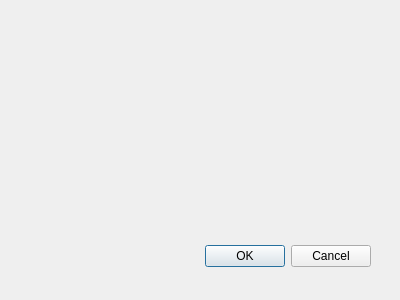
The window that src/aboutwindow.ui (Rafostar/castnow-gui) describes before a commit, drawn with Qt 5.
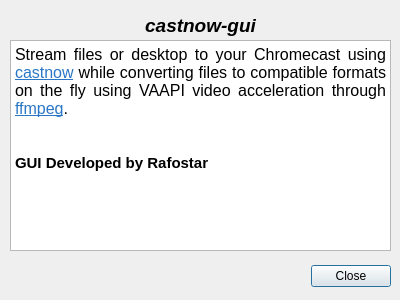
The same window after the commit.

Commit message: Implemented about window

```diff
--- a/src/aboutwindow.ui
+++ b/src/aboutwindow.ui
@@ -15,12 +15,12 @@
   <property name="windowTitle">
    <string>Dialog</string>
   </property>
-  <widget name="buttonBox" class="QDialogButtonBox">
+  <widget class="QDialogButtonBox" name="aboutButtonBox">
    <property name="geometry">
     <rect>
-     <x>30</x>
-     <y>240</y>
-     <width>341</width>
+     <x>10</x>
+     <y>260</y>
+     <width>381</width>
      <height>32</height>
     </rect>
    </property>
@@ -28,7 +28,57 @@
     <enum>Qt::Horizontal</enum>
    </property>
    <property name="standardButtons">
-    <set>QDialogButtonBox::Cancel|QDialogButtonBox::Ok</set>
+    <set>QDialogButtonBox::Close</set>
+   </property>
+  </widget>
+  <widget class="QLabel" name="aboutLabel">
+   <property name="geometry">
+    <rect>
+     <x>10</x>
+     <y>10</y>
+     <width>381</width>
+     <height>31</height>
+    </rect>
+   </property>
+   <property name="font">
+    <font>
+     <pointsize>14</pointsize>
+     <weight>75</weight>
+     <italic>true</italic>
+     <bold>true</bold>
+    </font>
+   </property>
+   <property name="text">
+    <string>castnow-gui</string>
+   </property>
+   <property name="alignment">
+    <set>Qt::AlignCenter</set>
+   </property>
+  </widget>
+  <widget class="QTextEdit" name="aboutText">
+   <property name="geometry">
+    <rect>
+     <x>10</x>
+     <y>40</y>
+     <width>381</width>
+     <height>211</height>
+    </rect>
+   </property>
+   <property name="autoFillBackground">
+    <bool>true</bool>
+   </property>
+   <property name="readOnly">
+    <bool>true</bool>
+   </property>
+   <property name="html">
+    <string>&lt;!DOCTYPE HTML PUBLIC &quot;-//W3C//DTD HTML 4.0//EN&quot; &quot;http://www.w3.org/TR/REC-html40/strict.dtd&quot;&gt;
+&lt;html&gt;&lt;head&gt;&lt;meta name=&quot;qrichtext&quot; content=&quot;1&quot; /&gt;&lt;style type=&quot;text/css&quot;&gt;
+p, li { white-space: pre-wrap; }
+&lt;/style&gt;&lt;/head&gt;&lt;body style=&quot; font-family:'Cantarell'; font-size:11pt; font-weight:400; font-style:normal;&quot;&gt;
+&lt;p align=&quot;justify&quot; style=&quot; margin-top:0px; margin-bottom:0px; margin-left:0px; margin-right:0px; -qt-block-indent:0; text-indent:0px;&quot;&gt;&lt;span style=&quot; font-size:12pt;&quot;&gt;Stream files or desktop to your Chromecast using &lt;/span&gt;&lt;a href=&quot;https://github.com/xat/castnow&quot;&gt;&lt;span style=&quot; font-size:12pt; text-decoration: underline; color:#2a76c6;&quot;&gt;castnow&lt;/span&gt;&lt;/a&gt;&lt;span style=&quot; font-size:12pt;&quot;&gt; while converting files to compatible formats on the fly using VAAPI video acceleration through &lt;/span&gt;&lt;a href=&quot;https://www.ffmpeg.org&quot;&gt;&lt;span style=&quot; font-size:12pt; text-decoration: underline; color:#2a76c6;&quot;&gt;ffmpeg&lt;/span&gt;&lt;/a&gt;&lt;span style=&quot; font-size:12pt;&quot;&gt;.&lt;/span&gt;&lt;/p&gt;
+&lt;p align=&quot;justify&quot; style=&quot;-qt-paragraph-type:empty; margin-top:0px; margin-bottom:0px; margin-left:0px; margin-right:0px; -qt-block-indent:0; text-indent:0px;&quot;&gt;&lt;br /&gt;&lt;/p&gt;
+&lt;p align=&quot;justify&quot; style=&quot;-qt-paragraph-type:empty; margin-top:0px; margin-bottom:0px; margin-left:0px; margin-right:0px; -qt-block-indent:0; text-indent:0px;&quot;&gt;&lt;br /&gt;&lt;/p&gt;
+&lt;p style=&quot; margin-top:0px; margin-bottom:0px; margin-left:0px; margin-right:0px; -qt-block-indent:0; text-indent:0px;&quot;&gt;&lt;span style=&quot; font-weight:600;&quot;&gt;GUI Developed by Rafostar&lt;/span&gt;&lt;/p&gt;&lt;/body&gt;&lt;/html&gt;</string>
    </property>
   </widget>
  </widget>
```
Left out of the diff: 13 changed lines with no effect on the pictures. The commit also changes 3 other files.
